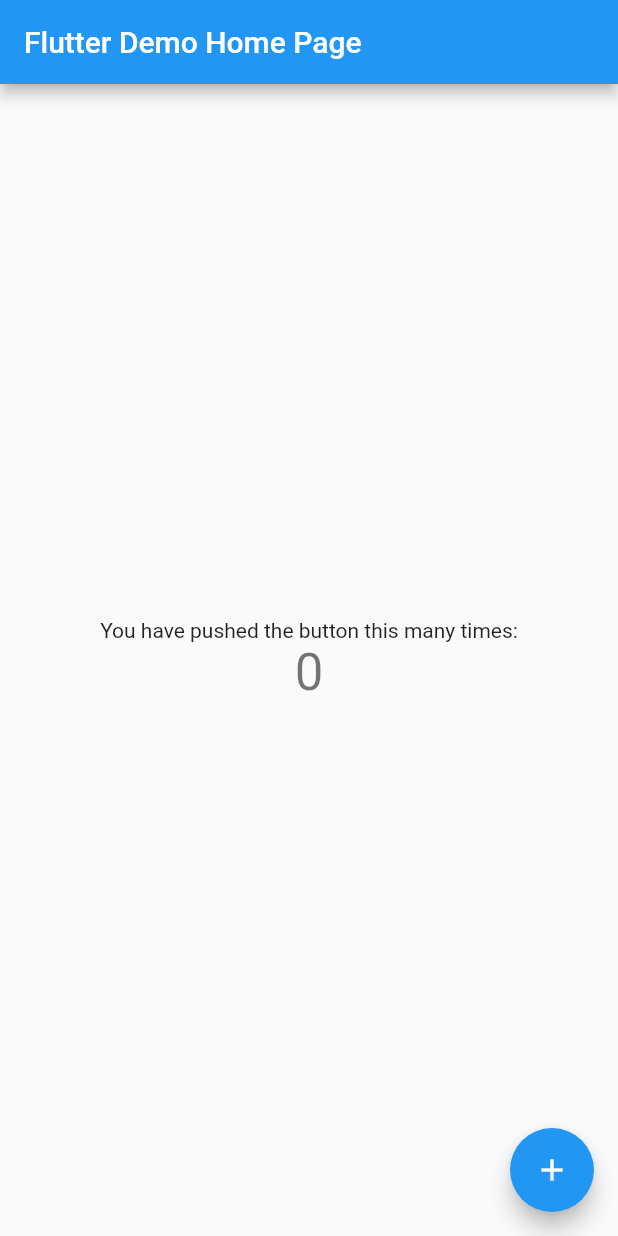
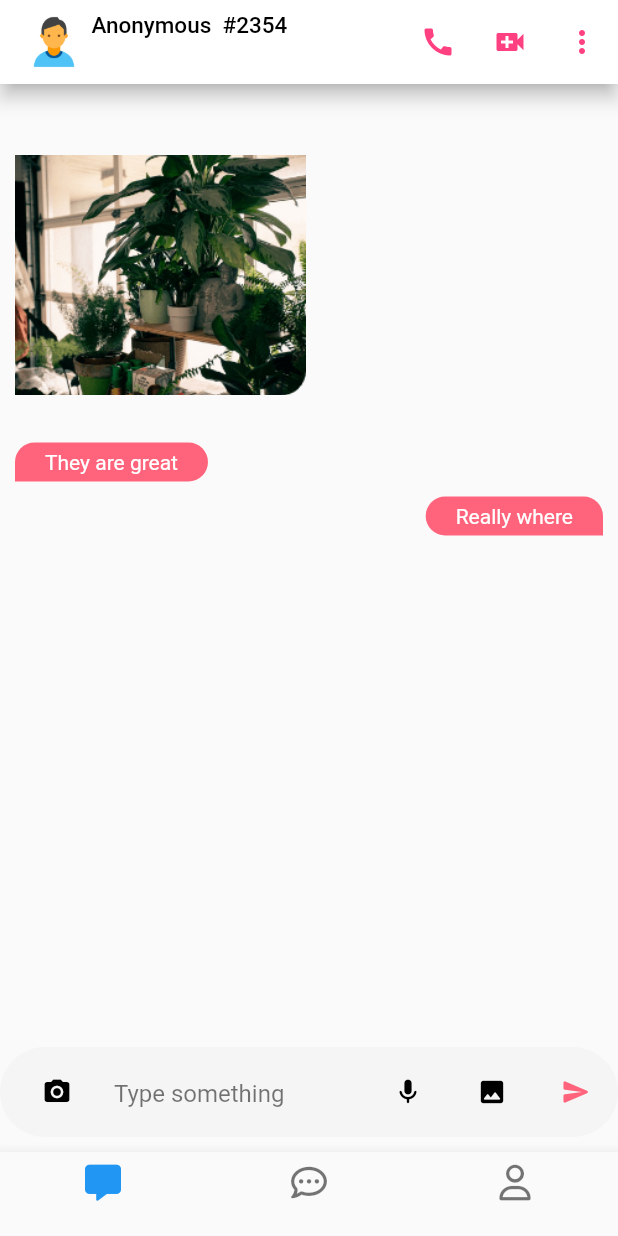
Before and after one commit to Abdulazeez-ojulari/private-chat, a Flutter app: the screen it shows after launch, on a phone screen of 412 x 824 dp. Run offline on Flutter 3.47's test engine with Material 2 defaults, Android fonts, the phone set to English and light mode, and no system bars; our stand-ins replace font_awesome_flutter.

Commit message:
dummy chat ui

```diff
--- a/lib/main.dart
+++ b/lib/main.dart
@@ -1,4 +1,5 @@
 import 'package:flutter/material.dart';
+import 'package:privatechat/screens/chat_screen.dart';
 
 void main() {
   runApp(const MyApp());
@@ -11,105 +12,8 @@ class MyApp extends StatelessWidget {
   @override
   Widget build(BuildContext context) {
     return MaterialApp(
-      title: 'Flutter Demo',
-      theme: ThemeData(
-        // This is the theme of your application.
-        //
-        // Try running your application with "flutter run". You'll see the
-        // application has a blue toolbar. Then, without quitting the app, try
-        // changing the primarySwatch below to Colors.green and then invoke
-        // "hot reload" (press "r" in the console where you ran "flutter run",
-        // or simply save your changes to "hot reload" in a Flutter IDE).
-        // Notice that the counter didn't reset back to zero; the application
-        // is not restarted.
-        primarySwatch: Colors.blue,
-      ),
-      home: const MyHomePage(title: 'Flutter Demo Home Page'),
+      themeMode: ThemeMode.system,
+      home: ChatScreen(),
     );
   }
 }
-
-class MyHomePage extends StatefulWidget {
-  const MyHomePage({Key? key, required this.title}) : super(key: key);
-
-  // This widget is the home page of your application. It is stateful, meaning
-  // that it has a State object (defined below) that contains fields that affect
-  // how it looks.
-
-  // This class is the configuration for the state. It holds the values (in this
-  // case the title) provided by the parent (in this case the App widget) and
-  // used by the build method of the State. Fields in a Widget subclass are
-  // always marked "final".
-
-  final String title;
-
-  @override
-  State<MyHomePage> createState() => _MyHomePageState();
-}
-
-class _MyHomePageState extends State<MyHomePage> {
-  int _counter = 0;
-
-  void _incrementCounter() {
-    setState(() {
-      // This call to setState tells the Flutter framework that something has
-      // changed in this State, which causes it to rerun the build method below
-      // so that the display can reflect the updated values. If we changed
-      // _counter without calling setState(), then the build method would not be
-      // called again, and so nothing would appear to happen.
-      _counter++;
-    });
-  }
-
-  @override
-  Widget build(BuildContext context) {
-    // This method is rerun every time setState is called, for instance as done
-    // by the _incrementCounter method above.
-    //
-    // The Flutter framework has been optimized to make rerunning build methods
-    // fast, so that you can just rebuild anything that needs updating rather
-    // than having to individually change instances of widgets.
-    return Scaffold(
-      appBar: AppBar(
-        // Here we take the value from the MyHomePage object that was created by
-        // the App.build method, and use it to set our appbar title.
-        title: Text(widget.title),
-      ),
-      body: Center(
-        // Center is a layout widget. It takes a single child and positions it
-        // in the middle of the parent.
-        child: Column(
-          // Column is also a layout widget. It takes a list of children and
-          // arranges them vertically. By default, it sizes itself to fit its
-          // children horizontally, and tries to be as tall as its parent.
-          //
-          // Invoke "debug painting" (press "p" in the console, choose the
-          // "Toggle Debug Paint" action from the Flutter Inspector in Android
-          // Studio, or the "Toggle Debug Paint" command in Visual Studio Code)
-          // to see the wireframe for each widget.
-          //
-          // Column has various properties to control how it sizes itself and
-          // how it positions its children. Here we use mainAxisAlignment to
-          // center the children vertically; the main axis here is the vertical
-          // axis because Columns are vertical (the cross axis would be
-          // horizontal).
-          mainAxisAlignment: MainAxisAlignment.center,
-          children: <Widget>[
-            const Text(
-              'You have pushed the button this many times:',
-            ),
-            Text(
-              '$_counter',
-              style: Theme.of(context).textTheme.headline4,
-            ),
-          ],
-        ),
-      ),
-      floatingActionButton: FloatingActionButton(
-        onPressed: _incrementCounter,
-        tooltip: 'Increment',
-        child: const Icon(Icons.add),
-      ), // This trailing comma makes auto-formatting nicer for build methods.
-    );
-  }
-}
--- /dev/null
+++ b/lib/screens/chat_screen.dart
@@ -0,0 +1,219 @@
+import 'package:flutter/material.dart';
+import 'package:font_awesome_flutter/font_awesome_flutter.dart';
+
+class ChatScreen extends StatefulWidget {
+  const ChatScreen({Key? key}) : super(key: key);
+
+  @override
+  State<ChatScreen> createState() => _ChatScreenState();
+}
+
+class _ChatScreenState extends State<ChatScreen> {
+  @override
+  Widget build(BuildContext context) {
+    return Scaffold(
+      bottomNavigationBar: Padding(
+        padding: const EdgeInsets.only(top: 10),
+        child: BottomNavigationBar(items: [
+          BottomNavigationBarItem(
+            label: '',
+            icon: FaIcon(FontAwesomeIcons.solidMessage),
+          ),
+          BottomNavigationBarItem(
+            label: '',
+            icon: FaIcon(FontAwesomeIcons.commentDots),
+          ),
+          BottomNavigationBarItem(
+              label: '', icon: FaIcon(FontAwesomeIcons.user)),
+        ]),
+      ),
+      appBar: AppBar(
+          backgroundColor: Colors.white,
+          elevation: 5.0,
+          title: Row(
+            crossAxisAlignment: CrossAxisAlignment.start,
+            children: [
+              CircleAvatar(
+                backgroundColor: Colors.transparent,
+                child: Image(
+                  image: AssetImage('images/avatar.png'),
+                ),
+              ),
+              SizedBox(
+                width: 5,
+              ),
+              Column(
+                mainAxisAlignment: MainAxisAlignment.start,
+                crossAxisAlignment: CrossAxisAlignment.start,
+                children: [
+                  Text(
+                    'Anonymous  #2354',
+                    style: TextStyle(fontSize: 15.0, color: Colors.black),
+                  ),
+                ],
+              ),
+            ],
+          ),
+          actions: [
+            IconButton(
+                onPressed: null,
+                icon: Icon(
+                  Icons.call,
+                  color: Colors.pinkAccent,
+                )),
+            IconButton(
+                onPressed: null,
+                icon: Icon(Icons.video_call, color: Colors.pinkAccent)),
+            IconButton(
+                onPressed: null,
+                icon: Icon(Icons.more_vert, color: Colors.pinkAccent)),
+          ]),
+      body: SafeArea(
+        child: Column(
+          mainAxisAlignment: MainAxisAlignment.spaceBetween,
+          children: [
+            ListView(
+              shrinkWrap: true,
+              padding: EdgeInsets.all(10),
+              children: [
+                Stack(
+                  alignment: Alignment.bottomLeft,
+                  children: [
+                    Padding(
+                      padding: const EdgeInsets.only(bottom: 20.0),
+                      child: Container(
+                        height: 235,
+                        width: 194,
+                        child: Image(
+                          image: AssetImage('images/Rectangle 26.png'),
+                        ),
+                      ),
+                    ),
+                    Container(
+                      padding:
+                          EdgeInsets.symmetric(horizontal: 20, vertical: 5),
+                      decoration: BoxDecoration(
+                        color: Color(0xffFF647C),
+                        borderRadius: BorderRadius.only(
+                          topLeft: Radius.circular(20.0),
+                          bottomRight: Radius.circular(20.0),
+                          topRight: Radius.circular(20.0),
+                        ),
+                      ),
+                      child: Text(
+                        'They are great',
+                        style: TextStyle(color: Colors.white),
+                      ),
+                    ),
+                  ],
+                ),
+                SizedBox(
+                  height: 10,
+                ),
+                Stack(
+                  alignment: Alignment.topRight,
+                  children: [
+                    Container(
+                      padding:
+                          EdgeInsets.symmetric(horizontal: 20, vertical: 5),
+                      decoration: BoxDecoration(
+                        borderRadius: BorderRadius.only(
+                          topLeft: Radius.circular(20.0),
+                          bottomLeft: Radius.circular(20.0),
+                          topRight: Radius.circular(20.0),
+                        ),
+                        color: Color(0xffFF647C),
+                      ),
+                      child: Text(
+                        'Really where',
+                        style: TextStyle(color: Colors.white),
+                      ),
+                    ),
+                  ],
+                ),
+                // Stack(
+                //   children: [
+                //     VoiceMessage(audioSrc: '', me: true),
+                //   ],
+                // ),
+              ],
+            ),
+            Stack(
+              children: [
+                Container(
+                  padding: EdgeInsets.only(left: 10, bottom: 10, top: 10),
+                  decoration: BoxDecoration(
+                    color: Color(0xffF5F5F5),
+                    borderRadius: BorderRadius.all(
+                      Radius.circular(50),
+                    ),
+                  ),
+                  height: 60,
+                  width: double.infinity,
+                  child: Row(
+                    children: [
+                      FloatingActionButton(
+                        elevation: 0,
+                        backgroundColor: Colors.transparent,
+                        onPressed: () {},
+                        child: Icon(
+                          Icons.camera_alt,
+                          color: Colors.black,
+                          size: 20,
+                        ),
+                      ),
+                      SizedBox(
+                        width: 10,
+                      ),
+                      Expanded(
+                        child: TextField(
+                          decoration: InputDecoration(
+                              hintText: 'Type something',
+                              hintStyle: TextStyle(color: Colors.black54),
+                              border: InputBorder.none),
+                        ),
+                      ),
+                      SizedBox(
+                        width: 10,
+                      ),
+                      FloatingActionButton(
+                        onPressed: () {},
+                        child: Icon(
+                          Icons.mic_rounded,
+                          color: Colors.black,
+                          size: 20,
+                        ),
+                        backgroundColor: Colors.transparent,
+                        elevation: 0,
+                      ),
+                      FloatingActionButton(
+                        onPressed: () {},
+                        child: Icon(
+                          Icons.photo_rounded,
+                          color: Colors.black,
+                          size: 20,
+                        ),
+                        backgroundColor: Colors.transparent,
+                        elevation: 0,
+                      ),
+                      FloatingActionButton(
+                        onPressed: () {},
+                        child: Icon(
+                          Icons.send_rounded,
+                          color: Color(0xffFF647C),
+                          size: 20,
+                        ),
+                        backgroundColor: Colors.transparent,
+                        elevation: 0,
+                      ),
+                    ],
+                  ),
+                ),
+              ],
+            ),
+          ],
+        ),
+      ),
+    );
+  }
+}
--- a/pubspec.yaml
+++ b/pubspec.yaml
@@ -34,6 +34,7 @@ dependencies:
   # The following adds the Cupertino Icons font to your application.
   # Use with the CupertinoIcons class for iOS style icons.
   cupertino_icons: ^1.0.2
+  font_awesome_flutter: ^10.1.0
 
 dev_dependencies:
   flutter_test:
@@ -58,9 +59,8 @@ flutter:
   uses-material-design: true
 
   # To add assets to your application, add an assets section, like this:
-  # assets:
-  #   - images/a_dot_burr.jpeg
-  #   - images/a_dot_ham.jpeg
+  assets:
+    - images/
 
   # An image asset can refer to one or more resolution-specific "variants", see
   # https://flutter.dev/assets-and-images/#resolution-aware.
```
Also changed, not shown: images/Rectangle 26.png (added), images/avatar.png (added), pubspec.lock.
